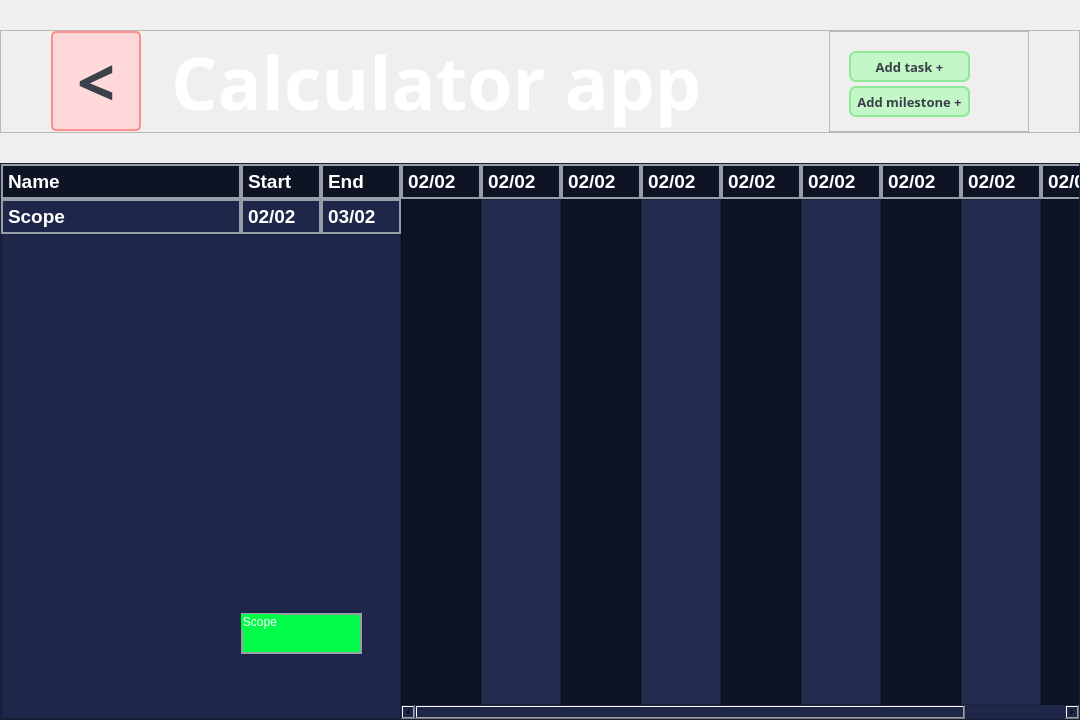
Before: the Qt Designer form src/client/projects/view/ui/project_view_page.ui in PenguinDevs/GanttStudent, drawn with Qt 5.
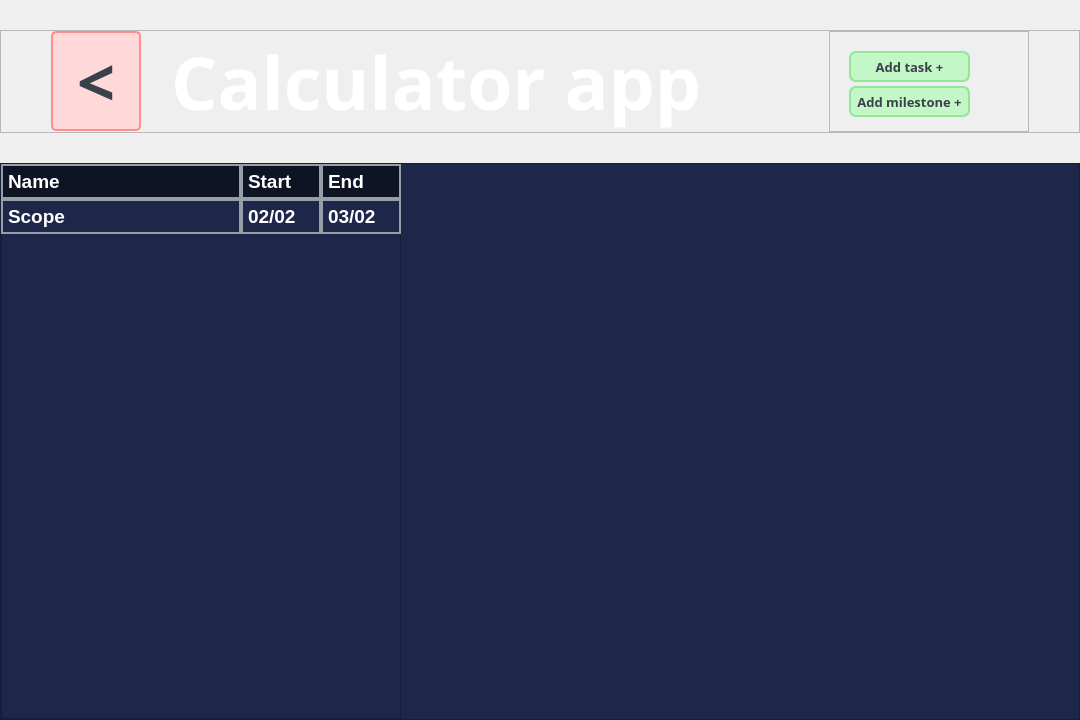
After: the same form once the commit is applied.

What changed in the file:
```diff
--- a/src/client/projects/view/ui/project_view_page.ui
+++ b/src/client/projects/view/ui/project_view_page.ui
@@ -527,23 +527,6 @@
           </property>
          </widget>
         </widget>
-        <widget class="QGroupBox" name="groupBox">
-         <property name="geometry">
-          <rect>
-           <x>240</x>
-           <y>449</y>
-           <width>121</width>
-           <height>41</height>
-          </rect>
-         </property>
-         <property name="styleSheet">
-          <string notr="true">border: 2px solid #979ea8;
-background: #03fc49;</string>
-         </property>
-         <property name="title">
-          <string>Scope</string>
-         </property>
-        </widget>
        </widget>
       </item>
       <item>
@@ -583,8 +566,8 @@
           <rect>
            <x>0</x>
            <y>0</y>
-           <width>800</width>
-           <height>549</height>
+           <width>678</width>
+           <height>566</height>
           </rect>
          </property>
          <property name="styleSheet">
@@ -606,686 +589,6 @@
           <property name="spacing">
            <number>0</number>
           </property>
-          <item row="0" column="1">
-           <widget class="QLabel" name="label_8">
-            <property name="minimumSize">
-             <size>
-              <width>80</width>
-              <height>35</height>
-             </size>
-            </property>
-            <property name="maximumSize">
-             <size>
-              <width>80</width>
-              <height>35</height>
-             </size>
-            </property>
-            <property name="font">
-             <font>
-              <pointsize>14</pointsize>
-              <bold>true</bold>
-             </font>
-            </property>
-            <property name="styleSheet">
-             <string notr="true">border: 2px solid #979ea8;
-background: #0f1425;
-color: #ffffff;
-qproperty-alignment: AlignCenter;</string>
-            </property>
-            <property name="text">
-             <string>02/02</string>
-            </property>
-           </widget>
-          </item>
-          <item row="0" column="7">
-           <widget class="QLabel" name="label_13">
-            <property name="minimumSize">
-             <size>
-              <width>80</width>
-              <height>35</height>
-             </size>
-            </property>
-            <property name="maximumSize">
-             <size>
-              <width>80</width>
-              <height>35</height>
-             </size>
-            </property>
-            <property name="font">
-             <font>
-              <pointsize>14</pointsize>
-              <bold>true</bold>
-             </font>
-            </property>
-            <property name="styleSheet">
-             <string notr="true">border: 2px solid #979ea8;
-background: #0f1425;
-color: #ffffff;
-qproperty-alignment: AlignCenter;</string>
-            </property>
-            <property name="text">
-             <string>02/02</string>
-            </property>
-           </widget>
-          </item>
-          <item row="0" column="3">
-           <widget class="QLabel" name="label_9">
-            <property name="minimumSize">
-             <size>
-              <width>80</width>
-              <height>35</height>
-             </size>
-            </property>
-            <property name="maximumSize">
-             <size>
-              <width>80</width>
-              <height>35</height>
-             </size>
-            </property>
-            <property name="font">
-             <font>
-              <pointsize>14</pointsize>
-              <bold>true</bold>
-             </font>
-            </property>
-            <property name="styleSheet">
-             <string notr="true">border: 2px solid #979ea8;
-background: #0f1425;
-color: #ffffff;
-qproperty-alignment: AlignCenter;</string>
-            </property>
-            <property name="text">
-             <string>02/02</string>
-            </property>
-           </widget>
-          </item>
-          <item row="0" column="9">
-           <widget class="QLabel" name="label_11">
-            <property name="minimumSize">
-             <size>
-              <width>80</width>
-              <height>35</height>
-             </size>
-            </property>
-            <property name="maximumSize">
-             <size>
-              <width>80</width>
-              <height>35</height>
-             </size>
-            </property>
-            <property name="font">
-             <font>
-              <pointsize>14</pointsize>
-              <bold>true</bold>
-             </font>
-            </property>
-            <property name="styleSheet">
-             <string notr="true">border: 2px solid #979ea8;
-background: #0f1425;
-color: #ffffff;
-qproperty-alignment: AlignCenter;</string>
-            </property>
-            <property name="text">
-             <string>02/02</string>
-            </property>
-           </widget>
-          </item>
-          <item row="1" column="2" rowspan="2">
-           <widget class="QFrame" name="frame_9">
-            <property name="sizePolicy">
-             <sizepolicy hsizetype="Preferred" vsizetype="Preferred">
-              <horstretch>0</horstretch>
-              <verstretch>0</verstretch>
-             </sizepolicy>
-            </property>
-            <property name="minimumSize">
-             <size>
-              <width>0</width>
-              <height>0</height>
-             </size>
-            </property>
-            <property name="maximumSize">
-             <size>
-              <width>16777215</width>
-              <height>16777215</height>
-             </size>
-            </property>
-            <property name="font">
-             <font>
-              <bold>true</bold>
-             </font>
-            </property>
-            <property name="styleSheet">
-             <string notr="true">background: #0f1425;
-color: #ffffff;</string>
-            </property>
-            <property name="frameShape">
-             <enum>QFrame::StyledPanel</enum>
-            </property>
-            <property name="frameShadow">
-             <enum>QFrame::Raised</enum>
-            </property>
-           </widget>
-          </item>
-          <item row="0" column="6">
-           <widget class="QLabel" name="label_14">
-            <property name="minimumSize">
-             <size>
-              <width>80</width>
-              <height>35</height>
-             </size>
-            </property>
-            <property name="maximumSize">
-             <size>
-              <width>80</width>
-              <height>35</height>
-             </size>
-            </property>
-            <property name="font">
-             <font>
-              <pointsize>14</pointsize>
-              <bold>true</bold>
-             </font>
-            </property>
-            <property name="styleSheet">
-             <string notr="true">border: 2px solid #979ea8;
-background: #0f1425;
-color: #ffffff;
-qproperty-alignment: AlignCenter;</string>
-            </property>
-            <property name="text">
-             <string>02/02</string>
-            </property>
-           </widget>
-          </item>
-          <item row="0" column="10">
-           <widget class="QLabel" name="label_16">
-            <property name="minimumSize">
-             <size>
-              <width>80</width>
-              <height>35</height>
-             </size>
-            </property>
-            <property name="maximumSize">
-             <size>
-              <width>80</width>
-              <height>35</height>
-             </size>
-            </property>
-            <property name="font">
-             <font>
-              <pointsize>14</pointsize>
-              <bold>true</bold>
-             </font>
-            </property>
-            <property name="styleSheet">
-             <string notr="true">border: 2px solid #979ea8;
-background: #0f1425;
-color: #ffffff;
-qproperty-alignment: AlignCenter;</string>
-            </property>
-            <property name="text">
-             <string>02/02</string>
-            </property>
-           </widget>
-          </item>
-          <item row="0" column="2">
-           <widget class="QLabel" name="label_15">
-            <property name="minimumSize">
-             <size>
-              <width>80</width>
-              <height>35</height>
-             </size>
-            </property>
-            <property name="maximumSize">
-             <size>
-              <width>80</width>
-              <height>35</height>
-             </size>
-            </property>
-            <property name="font">
-             <font>
-              <pointsize>14</pointsize>
-              <bold>true</bold>
-             </font>
-            </property>
-            <property name="styleSheet">
-             <string notr="true">border: 2px solid #979ea8;
-background: #0f1425;
-color: #ffffff;
-qproperty-alignment: AlignCenter;</string>
-            </property>
-            <property name="text">
-             <string>02/02</string>
-            </property>
-           </widget>
-          </item>
-          <item row="0" column="5">
-           <widget class="QLabel" name="label_12">
-            <property name="minimumSize">
-             <size>
-              <width>80</width>
-              <height>35</height>
-             </size>
-            </property>
-            <property name="maximumSize">
-             <size>
-              <width>80</width>
-              <height>35</height>
-             </size>
-            </property>
-            <property name="font">
-             <font>
-              <pointsize>14</pointsize>
-              <bold>true</bold>
-             </font>
-            </property>
-            <property name="styleSheet">
-             <string notr="true">border: 2px solid #979ea8;
-background: #0f1425;
-color: #ffffff;
-qproperty-alignment: AlignCenter;</string>
-            </property>
-            <property name="text">
-             <string>02/02</string>
-            </property>
-           </widget>
-          </item>
-          <item row="1" column="0" rowspan="2">
-           <widget class="QFrame" name="frame_7">
-            <property name="sizePolicy">
-             <sizepolicy hsizetype="Preferred" vsizetype="Preferred">
-              <horstretch>0</horstretch>
-              <verstretch>0</verstretch>
-             </sizepolicy>
-            </property>
-            <property name="minimumSize">
-             <size>
-              <width>0</width>
-              <height>0</height>
-             </size>
-            </property>
-            <property name="maximumSize">
-             <size>
-              <width>16777215</width>
-              <height>16777215</height>
-             </size>
-            </property>
-            <property name="font">
-             <font>
-              <bold>true</bold>
-             </font>
-            </property>
-            <property name="styleSheet">
-             <string notr="true">background: #0f1425;
-color: #ffffff;</string>
-            </property>
-            <property name="frameShape">
-             <enum>QFrame::StyledPanel</enum>
-            </property>
-            <property name="frameShadow">
-             <enum>QFrame::Raised</enum>
-            </property>
-           </widget>
-          </item>
-          <item row="1" column="4" rowspan="2">
-           <widget class="QFrame" name="frame_11">
-            <property name="sizePolicy">
-             <sizepolicy hsizetype="Preferred" vsizetype="Preferred">
-              <horstretch>0</horstretch>
-              <verstretch>0</verstretch>
-             </sizepolicy>
-            </property>
-            <property name="minimumSize">
-             <size>
-              <width>0</width>
-              <height>0</height>
-             </size>
-            </property>
-            <property name="maximumSize">
-             <size>
-              <width>16777215</width>
-              <height>16777215</height>
-             </size>
-            </property>
-            <property name="font">
-             <font>
-              <bold>true</bold>
-             </font>
-            </property>
-            <property name="styleSheet">
-             <string notr="true">background: #0f1425;
-color: #ffffff;</string>
-            </property>
-            <property name="frameShape">
-             <enum>QFrame::StyledPanel</enum>
-            </property>
-            <property name="frameShadow">
-             <enum>QFrame::Raised</enum>
-            </property>
-           </widget>
-          </item>
-          <item row="0" column="4">
-           <widget class="QLabel" name="label_10">
-            <property name="minimumSize">
-             <size>
-              <width>80</width>
-              <height>35</height>
-             </size>
-            </property>
-            <property name="maximumSize">
-             <size>
-              <width>80</width>
-              <height>35</height>
-             </size>
-            </property>
-            <property name="font">
-             <font>
-              <pointsize>14</pointsize>
-              <bold>true</bold>
-             </font>
-            </property>
-            <property name="styleSheet">
-             <string notr="true">border: 2px solid #979ea8;
-background: #0f1425;
-color: #ffffff;
-qproperty-alignment: AlignCenter;</string>
-            </property>
-            <property name="text">
-             <string>02/02</string>
-            </property>
-           </widget>
-          </item>
-          <item row="1" column="1" rowspan="2">
-           <widget class="QFrame" name="frame_8">
-            <property name="sizePolicy">
-             <sizepolicy hsizetype="Preferred" vsizetype="Preferred">
-              <horstretch>0</horstretch>
-              <verstretch>0</verstretch>
-             </sizepolicy>
-            </property>
-            <property name="minimumSize">
-             <size>
-              <width>0</width>
-              <height>0</height>
-             </size>
-            </property>
-            <property name="maximumSize">
-             <size>
-              <width>16777215</width>
-              <height>16777215</height>
-             </size>
-            </property>
-            <property name="font">
-             <font>
-              <bold>true</bold>
-             </font>
-            </property>
-            <property name="styleSheet">
-             <string notr="true">background: #222b4e;
-color: #ffffff;</string>
-            </property>
-            <property name="frameShape">
-             <enum>QFrame::StyledPanel</enum>
-            </property>
-            <property name="frameShadow">
-             <enum>QFrame::Raised</enum>
-            </property>
-           </widget>
-          </item>
-          <item row="0" column="0">
-           <widget class="QLabel" name="label_7">
-            <property name="minimumSize">
-             <size>
-              <width>80</width>
-              <height>35</height>
-             </size>
-            </property>
-            <property name="maximumSize">
-             <size>
-              <width>80</width>
-              <height>35</height>
-             </size>
-            </property>
-            <property name="font">
-             <font>
-              <pointsize>14</pointsize>
-              <bold>true</bold>
-             </font>
-            </property>
-            <property name="styleSheet">
-             <string notr="true">border: 2px solid #979ea8;
-background: #0f1425;
-color: #ffffff;
-qproperty-alignment: AlignCenter;</string>
-            </property>
-            <property name="text">
-             <string>02/02</string>
-            </property>
-           </widget>
-          </item>
-          <item row="1" column="3" rowspan="2">
-           <widget class="QFrame" name="frame_10">
-            <property name="sizePolicy">
-             <sizepolicy hsizetype="Preferred" vsizetype="Preferred">
-              <horstretch>0</horstretch>
-              <verstretch>0</verstretch>
-             </sizepolicy>
-            </property>
-            <property name="minimumSize">
-             <size>
-              <width>0</width>
-              <height>0</height>
-             </size>
-            </property>
-            <property name="maximumSize">
-             <size>
-              <width>16777215</width>
-              <height>16777215</height>
-             </size>
-            </property>
-            <property name="font">
-             <font>
-              <bold>true</bold>
-             </font>
-            </property>
-            <property name="styleSheet">
-             <string notr="true">background: #222b4e;
-color: #ffffff;</string>
-            </property>
-            <property name="frameShape">
-             <enum>QFrame::StyledPanel</enum>
-            </property>
-            <property name="frameShadow">
-             <enum>QFrame::Raised</enum>
-            </property>
-           </widget>
-          </item>
-          <item row="1" column="5" rowspan="2">
-           <widget class="QFrame" name="frame_12">
-            <property name="sizePolicy">
-             <sizepolicy hsizetype="Preferred" vsizetype="Preferred">
-              <horstretch>0</horstretch>
-              <verstretch>0</verstretch>
-             </sizepolicy>
-            </property>
-            <property name="minimumSize">
-             <size>
-              <width>0</width>
-              <height>0</height>
-             </size>
-            </property>
-            <property name="maximumSize">
-             <size>
-              <width>16777215</width>
-              <height>16777215</height>
-             </size>
-            </property>
-            <property name="font">
-             <font>
-              <bold>true</bold>
-             </font>
-            </property>
-            <property name="styleSheet">
-             <string notr="true">background: #222b4e;
-color: #ffffff;</string>
-            </property>
-            <property name="frameShape">
-             <enum>QFrame::StyledPanel</enum>
-            </property>
-            <property name="frameShadow">
-             <enum>QFrame::Raised</enum>
-            </property>
-           </widget>
-          </item>
-          <item row="1" column="6" rowspan="2">
-           <widget class="QFrame" name="frame_13">
-            <property name="sizePolicy">
-             <sizepolicy hsizetype="Preferred" vsizetype="Preferred">
-              <horstretch>0</horstretch>
-              <verstretch>0</verstretch>
-             </sizepolicy>
-            </property>
-            <property name="minimumSize">
-             <size>
-              <width>0</width>
-              <height>0</height>
-             </size>
-            </property>
-            <property name="maximumSize">
-             <size>
-              <width>16777215</width>
-              <height>16777215</height>
-             </size>
-            </property>
-            <property name="font">
-             <font>
-              <bold>true</bold>
-             </font>
-            </property>
-            <property name="styleSheet">
-             <string notr="true">background: #0f1425;
-color: #ffffff;</string>
-            </property>
-            <property name="frameShape">
-             <enum>QFrame::StyledPanel</enum>
-            </property>
-            <property name="frameShadow">
-             <enum>QFrame::Raised</enum>
-            </property>
-           </widget>
-          </item>
-          <item row="1" column="7" rowspan="2">
-           <widget class="QFrame" name="frame_14">
-            <property name="sizePolicy">
-             <sizepolicy hsizetype="Preferred" vsizetype="Preferred">
-              <horstretch>0</horstretch>
-              <verstretch>0</verstretch>
-             </sizepolicy>
-            </property>
-            <property name="minimumSize">
-             <size>
-              <width>0</width>
-              <height>0</height>
-             </size>
-            </property>
-            <property name="maximumSize">
-             <size>
-              <width>16777215</width>
-              <height>16777215</height>
-             </size>
-            </property>
-            <property name="font">
-             <font>
-              <bold>true</bold>
-             </font>
-            </property>
-            <property name="styleSheet">
-             <string notr="true">background: #222b4e;
-color: #ffffff;</string>
-            </property>
-            <property name="frameShape">
-             <enum>QFrame::StyledPanel</enum>
-            </property>
-            <property name="frameShadow">
-             <enum>QFrame::Raised</enum>
-            </property>
-           </widget>
-          </item>
-          <item row="1" column="9" rowspan="2">
-           <widget class="QFrame" name="frame_15">
-            <property name="sizePolicy">
-             <sizepolicy hsizetype="Preferred" vsizetype="Preferred">
-              <horstretch>0</horstretch>
-              <verstretch>0</verstretch>
-             </sizepolicy>
-            </property>
-            <property name="minimumSize">
-             <size>
-              <width>0</width>
-              <height>0</height>
-             </size>
-            </property>
-            <property name="maximumSize">
-             <size>
-              <width>16777215</width>
-              <height>16777215</height>
-             </size>
-            </property>
-            <property name="font">
-             <font>
-              <bold>true</bold>
-             </font>
-            </property>
-            <property name="styleSheet">
-             <string notr="true">background: #0f1425;
-color: #ffffff;</string>
-            </property>
-            <property name="frameShape">
-             <enum>QFrame::StyledPanel</enum>
-            </property>
-            <property name="frameShadow">
-             <enum>QFrame::Raised</enum>
-            </property>
-           </widget>
-          </item>
-          <item row="1" column="10" rowspan="2">
-           <widget class="QFrame" name="frame_16">
-            <property name="sizePolicy">
-             <sizepolicy hsizetype="Preferred" vsizetype="Preferred">
-              <horstretch>0</horstretch>
-              <verstretch>0</verstretch>
-             </sizepolicy>
-            </property>
-            <property name="minimumSize">
-             <size>
-              <width>0</width>
-              <height>0</height>
-             </size>
-            </property>
-            <property name="maximumSize">
-             <size>
-              <width>16777215</width>
-              <height>16777215</height>
-             </size>
-            </property>
-            <property name="font">
-             <font>
-              <bold>true</bold>
-             </font>
-            </property>
-            <property name="styleSheet">
-             <string notr="true">background: #222b4e;
-color: #ffffff;</string>
-            </property>
-            <property name="frameShape">
-             <enum>QFrame::StyledPanel</enum>
-            </property>
-            <property name="frameShadow">
-             <enum>QFrame::Raised</enum>
-            </property>
-           </widget>
-          </item>
          </layout>
         </widget>
        </widget>
```
